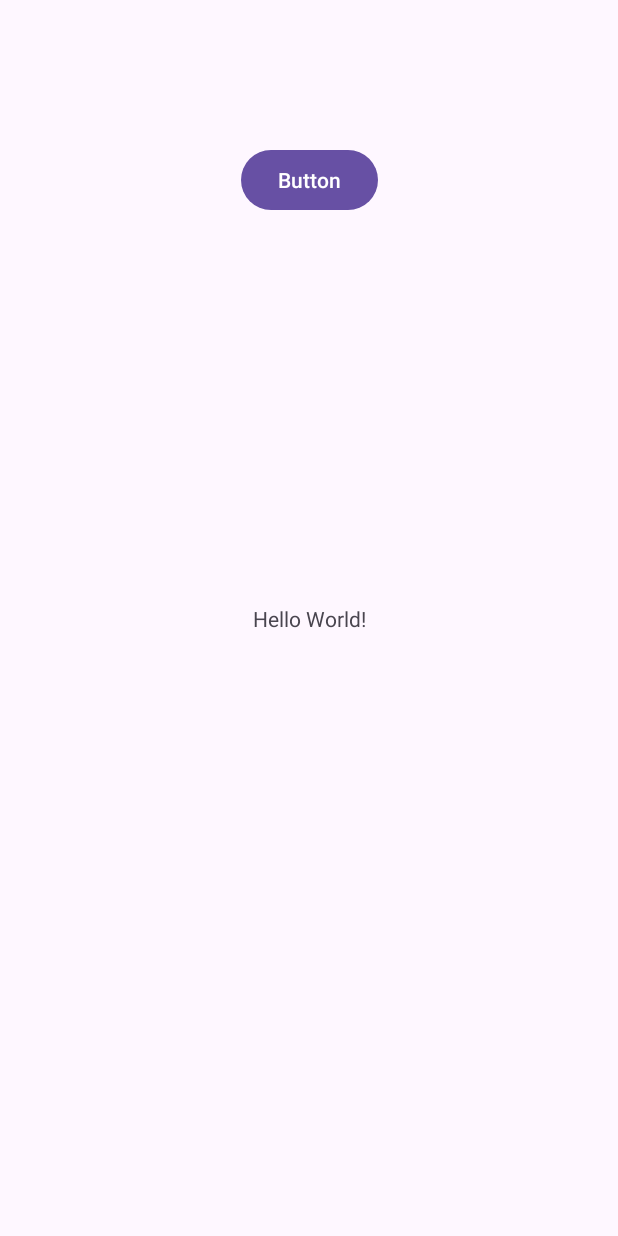
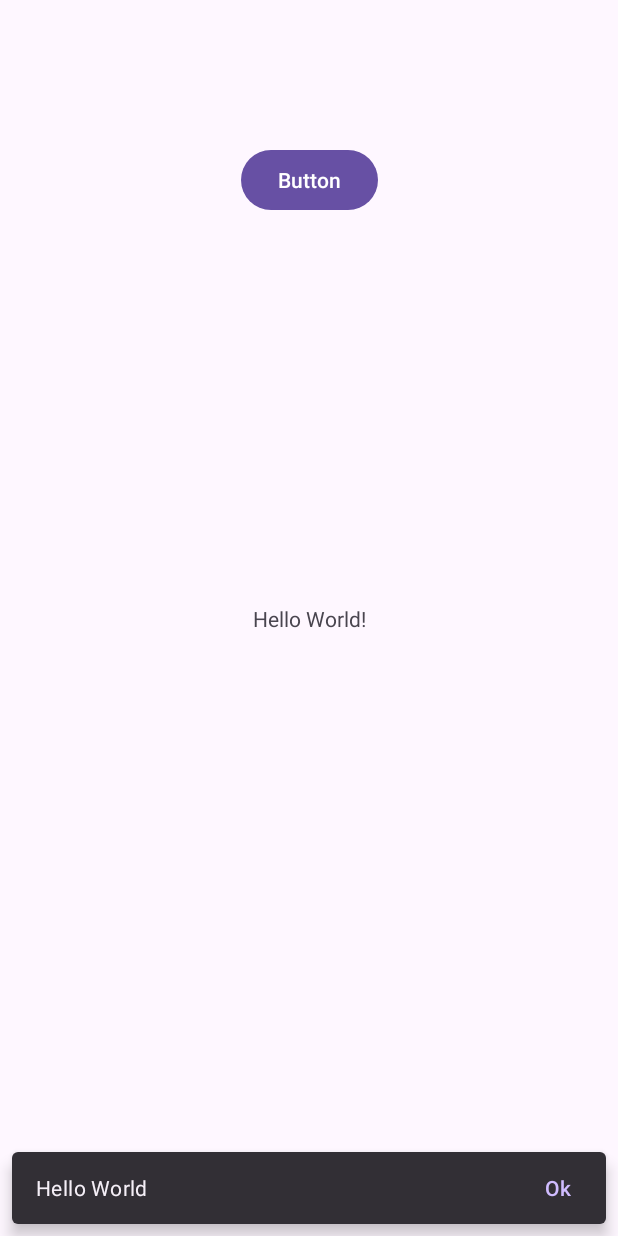
Before and after one commit to danil-tar/ClassWork_29_03, an Android app: the screen it shows after launch (MainActivity), after a tap on "Button", on a phone screen of 412 x 824 dp. Run offline under Robolectric (Android 15) with nearby library versions, the phone set to English and light mode, and no system bars.

Commit message:
snackbar testing

```diff
--- a/app/src/main/java/com/example/toast/MainActivity.java
+++ b/app/src/main/java/com/example/toast/MainActivity.java
@@ -2,9 +2,12 @@ package com.example.toast;
 
 import androidx.appcompat.app.AppCompatActivity;
 
+import android.annotation.SuppressLint;
 import android.os.Bundle;
 import android.view.View;
 import android.widget.Toast;
+
+import com.google.android.material.snackbar.Snackbar;
 
 public class MainActivity extends AppCompatActivity {
 
@@ -13,13 +16,23 @@ public class MainActivity extends AppCompatActivity {
         super.onCreate(savedInstanceState);
         setContentView(R.layout.activity_main);
 
+        @SuppressLint("ShowToast") Snackbar snackbar
+                = Snackbar.make(findViewById(R.id.button), "Hello World", Snackbar.LENGTH_SHORT);
+        snackbar.setAction("Ok", new View.OnClickListener() {
+
+            @Override
+            public void onClick(View v) {
+                Toast.makeText(MainActivity.this, "Snackbar Ok Clicked", Toast.LENGTH_SHORT).show();
+            }
+        });
+
         findViewById(R.id.button).setOnClickListener(new View.OnClickListener() {
             @Override
             public void onClick(View v) {
-                Toast.makeText(MainActivity.this, "Hello World", Toast.LENGTH_SHORT).show();
+                snackbar.show();
+
             }
         });
 
-
     }
 }
```
